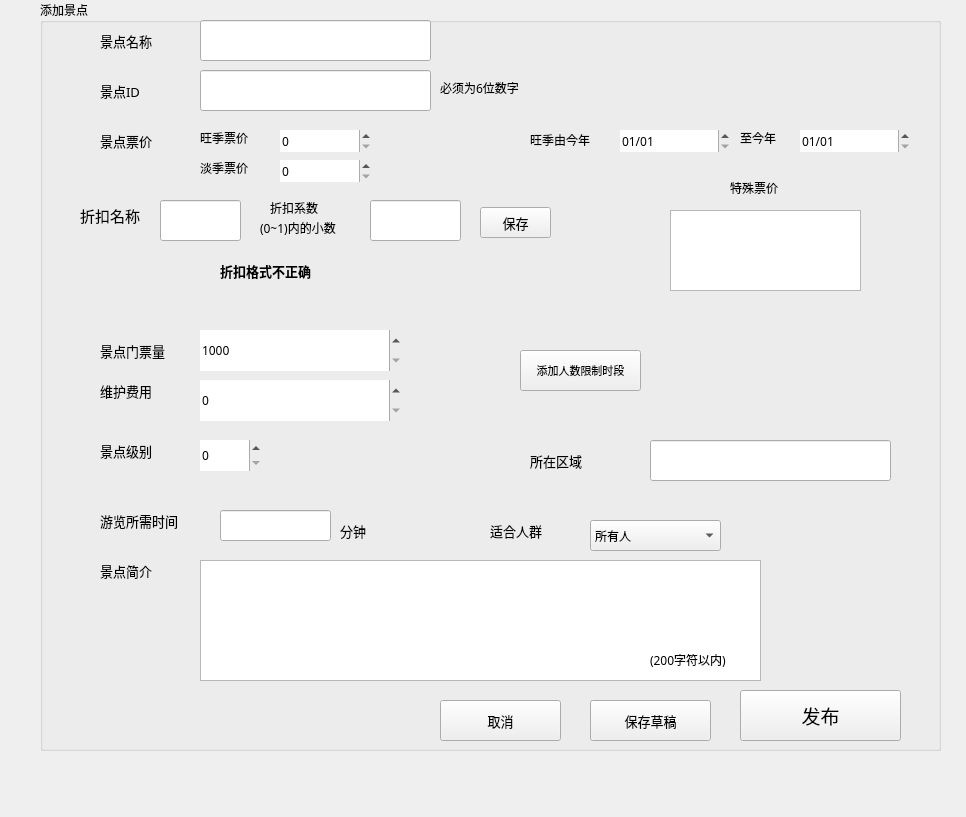
Above: SBSystemBackup/addsite.ui from iceboundx/SBSystem before the change. Below: the same form after it.
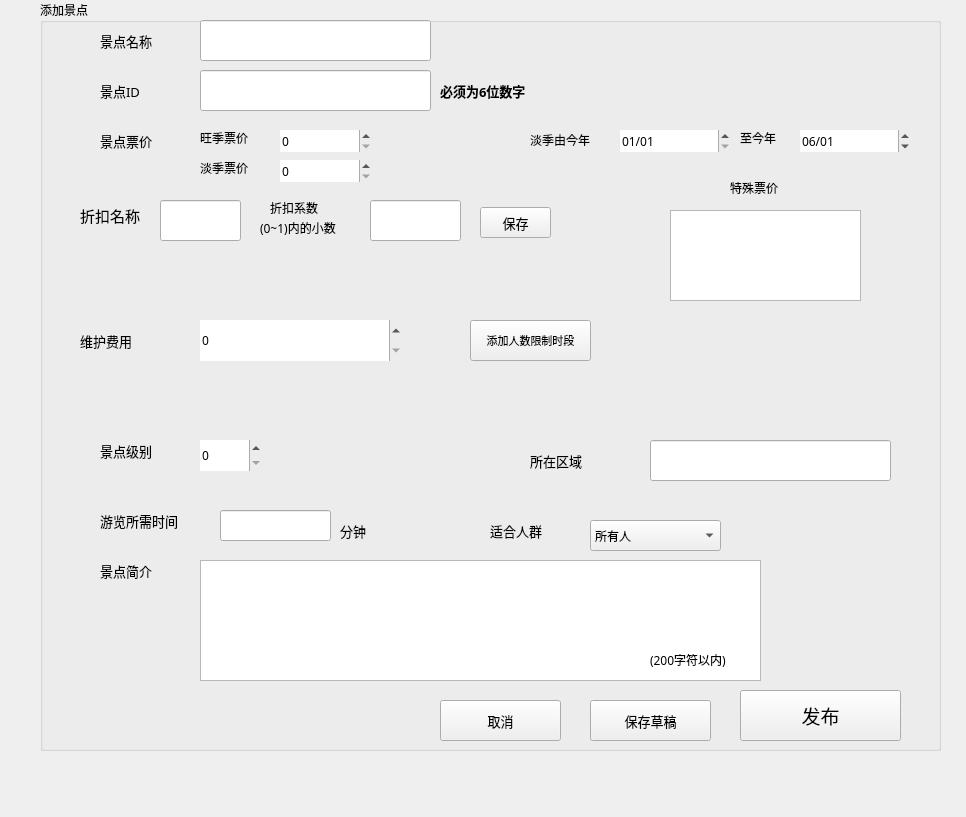
That is the form after the change.

What changed in the file:
```diff
--- a/SBSystemBackup/addsite.ui
+++ b/SBSystemBackup/addsite.ui
@@ -50,39 +50,6 @@
       <string>景点ID</string>
      </property>
     </widget>
-    <widget class="QSpinBox" name="ticketnum">
-     <property name="geometry">
-      <rect>
-       <x>160</x>
-       <y>330</y>
-       <width>201</width>
-       <height>41</height>
-      </rect>
-     </property>
-     <property name="font">
-      <font>
-       <family>微软雅黑</family>
-      </font>
-     </property>
-     <property name="frame">
-      <bool>false</bool>
-     </property>
-     <property name="minimum">
-      <number>1000</number>
-     </property>
-     <property name="maximum">
-      <number>999999</number>
-     </property>
-     <property name="singleStep">
-      <number>100</number>
-     </property>
-     <property name="value">
-      <number>1000</number>
-     </property>
-     <property name="displayIntegerBase">
-      <number>10</number>
-     </property>
-    </widget>
     <widget class="QLabel" name="label">
      <property name="geometry">
       <rect>
@@ -121,25 +88,6 @@
       <string>景点票价</string>
      </property>
     </widget>
-    <widget class="QLabel" name="label_4">
-     <property name="geometry">
-      <rect>
-       <x>60</x>
-       <y>340</y>
-       <width>91</width>
-       <height>21</height>
-      </rect>
-     </property>
-     <property name="font">
-      <font>
-       <family>微软雅黑</family>
-       <pointsize>10</pointsize>
-      </font>
-     </property>
-     <property name="text">
-      <string>景点门票量</string>
-     </property>
-    </widget>
     <widget class="QDateEdit" name="date_begin">
      <property name="geometry">
       <rect>
@@ -186,7 +134,7 @@
       </font>
      </property>
      <property name="text">
-      <string>旺季由今年</string>
+      <string>淡季由今年</string>
      </property>
     </widget>
     <widget class="QLabel" name="label_6">
@@ -315,7 +263,7 @@
        <x>630</x>
        <y>210</y>
        <width>191</width>
-       <height>81</height>
+       <height>91</height>
       </rect>
      </property>
     </widget>
@@ -391,6 +339,13 @@
      <property name="displayFormat">
       <string>MM/dd</string>
      </property>
+     <property name="date">
+      <date>
+       <year>2017</year>
+       <month>6</month>
+       <day>1</day>
+      </date>
+     </property>
     </widget>
     <widget class="QTextEdit" name="profile">
      <property name="geometry">
@@ -408,8 +363,8 @@
     <widget class="QLabel" name="label_11">
      <property name="geometry">
       <rect>
-       <x>60</x>
-       <y>380</y>
+       <x>40</x>
+       <y>330</y>
        <width>91</width>
        <height>21</height>
       </rect>
@@ -447,7 +402,7 @@
      <property name="geometry">
       <rect>
        <x>160</x>
-       <y>380</y>
+       <y>320</y>
        <width>201</width>
        <height>41</height>
       </rect>
@@ -479,8 +434,8 @@
     <widget class="QPushButton" name="timelimit">
      <property name="geometry">
       <rect>
-       <x>480</x>
-       <y>350</y>
+       <x>430</x>
+       <y>320</y>
        <width>121</width>
        <height>41</height>
       </rect>
@@ -596,19 +551,6 @@
       <string>保存</string>
      </property>
     </widget>
-    <widget class="QLabel" name="idprompt">
-     <property name="geometry">
-      <rect>
-       <x>400</x>
-       <y>80</y>
-       <width>111</width>
-       <height>16</height>
-      </rect>
-     </property>
-     <property name="text">
-      <string>必须为6位数字</string>
-     </property>
-    </widget>
     <widget class="QPushButton" name="publish">
      <property name="geometry">
       <rect>
@@ -669,8 +611,8 @@
     <widget class="QLabel" name="disprompt">
      <property name="geometry">
       <rect>
-       <x>180</x>
-       <y>260</y>
+       <x>400</x>
+       <y>80</y>
        <width>171</width>
        <height>21</height>
       </rect>
@@ -683,7 +625,7 @@
       </font>
      </property>
      <property name="text">
-      <string>折扣格式不正确</string>
+      <string>必须为6位数字</string>
      </property>
     </widget>
     <widget class="QComboBox" name="people">
```
Left out of the diff: 10 changed lines with no effect on the pictures.
